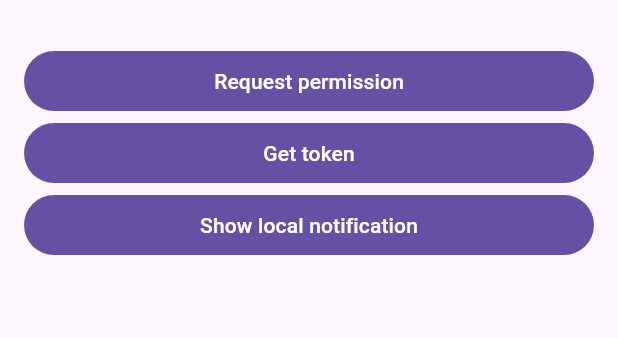
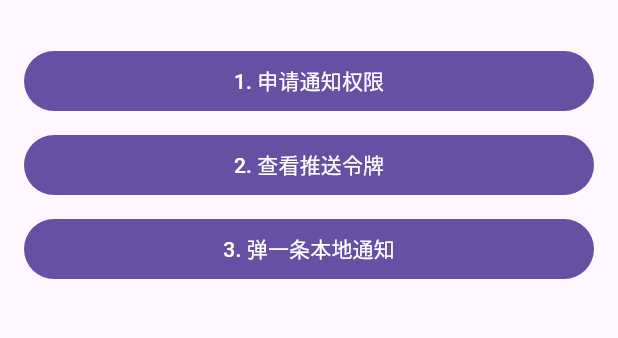
Before and after one commit to 20156284/flutter_push_plus, a Flutter app: the screen it shows after launch, on a phone screen of 412 x 824 dp, the part 63-401 px from its top. Run offline on Flutter 3.47's test engine with Material 3 defaults, Android fonts, the light colour scheme and no system bars; our stand-ins replace flutter_local_notifications.

Commit message:
docs: 完整接入说明与可跳转的示例

```diff
--- a/example/lib/main.dart
+++ b/example/lib/main.dart
@@ -1,28 +1,39 @@
 import 'package:flutter/material.dart';
 import 'package:flutter_push_plus/flutter_push_plus.dart';
 
-void main() => runApp(const MaterialApp(home: DemoPage()));
+final navigatorKey = GlobalKey<NavigatorState>();
 
-class DemoPage extends StatefulWidget {
-  const DemoPage({super.key});
+Future<void> main() async {
+  WidgetsFlutterBinding.ensureInitialized();
+  runApp(
+    MaterialApp(
+      navigatorKey: navigatorKey,
+      home: const HomePage(),
+      routes: {'/detail': (_) => const DetailPage()},
+    ),
+  );
+  await FlutterPushPlus.init(
+    // 点了通知：带 page 字段就跳过去，并把整包字段传给目标页
+    onOpen: (data) => navigatorKey.currentState?.pushNamed(
+      data['page'] as String? ?? '/detail',
+      arguments: data,
+    ),
+    // 实际项目里在这里把令牌注册到自己的服务端
+    onToken: (token) => debugPrint('push token: $token'),
+  );
+}
+
+class HomePage extends StatefulWidget {
+  const HomePage({super.key});
 
   @override
-  State<DemoPage> createState() => _DemoPageState();
+  State<HomePage> createState() => _HomePageState();
 }
 
-class _DemoPageState extends State<DemoPage> {
-  final _log = <String>[];
+class _HomePageState extends State<HomePage> {
+  String _status = '';
 
-  void _add(String line) => setState(() => _log.insert(0, line));
-
-  @override
-  void initState() {
-    super.initState();
-    FlutterPushPlus.init(
-      onOpen: (data) => _add('open: $data'),
-      onToken: (token) => _add('token: $token'),
-    );
-  }
+  void _show(String text) => setState(() => _status = text);
 
   @override
   Widget build(BuildContext context) => Scaffold(
@@ -32,25 +43,49 @@ class _DemoPageState extends State<DemoPage> {
       children: [
         FilledButton(
           onPressed: () async =>
-              _add('permission: ${await FlutterPushPlus.requestPermission()}'),
-          child: const Text('Request permission'),
+              _show('授权：${await FlutterPushPlus.requestPermission()}'),
+          child: const Text('1. 申请通知权限'),
         ),
+        const SizedBox(height: 8),
         FilledButton(
           onPressed: () async =>
-              _add('token: ${await FlutterPushPlus.getToken()}'),
-          child: const Text('Get token'),
+              _show('令牌：${await FlutterPushPlus.getToken() ?? '暂未拿到'}'),
+          child: const Text('2. 查看推送令牌'),
         ),
+        const SizedBox(height: 8),
         FilledButton(
           onPressed: () => FlutterPushPlus.showLocal(
             id: 1,
-            title: 'Hello',
-            body: 'Tap me',
-            payload: {'page': '/chat/1'},
+            title: '张三',
+            body: '晚上一起吃饭吗？点我打开详情',
+            payload: {'page': '/detail', 'conversationId': 'c42'},
+            badge: 1,
           ),
-          child: const Text('Show local notification'),
+          child: const Text('3. 弹一条本地通知'),
         ),
-        ..._log.map(Text.new),
+        const SizedBox(height: 16),
+        SelectableText(_status),
       ],
     ),
   );
 }
+
+/// 通知点进来的落地页：展示收到的自定义字段。
+class DetailPage extends StatelessWidget {
+  const DetailPage({super.key});
+
+  @override
+  Widget build(BuildContext context) {
+    final data = ModalRoute.of(context)!.settings.arguments as Map? ?? {};
+    return Scaffold(
+      appBar: AppBar(title: const Text('从通知打开')),
+      body: ListView(
+        padding: const EdgeInsets.all(16),
+        children: [
+          for (final e in data.entries)
+            ListTile(title: Text('${e.key}'), subtitle: Text('${e.value}')),
+        ],
+      ),
+    );
+  }
+}
```
Also changed, not shown: 1 other file.
